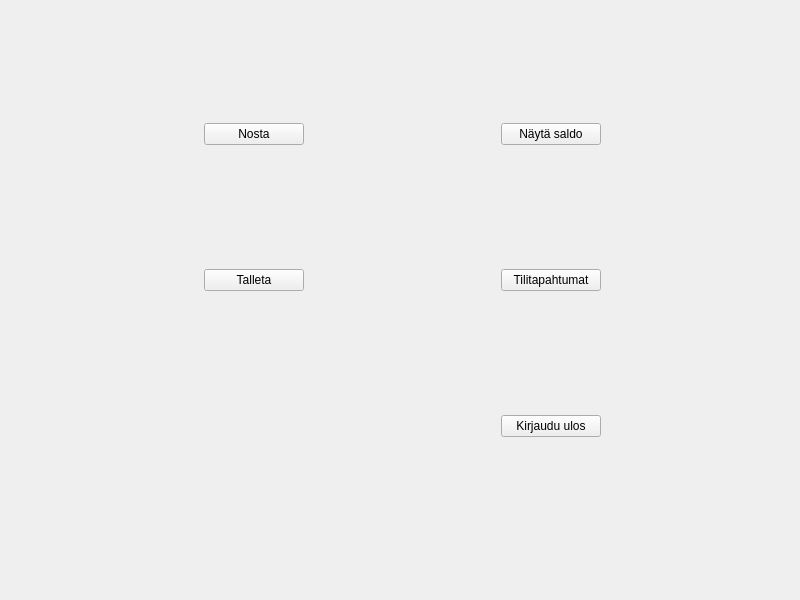
Before: the Qt Designer form frontend/menuwindow.ui in 22kmo-project/group_10, drawn with Qt 5.
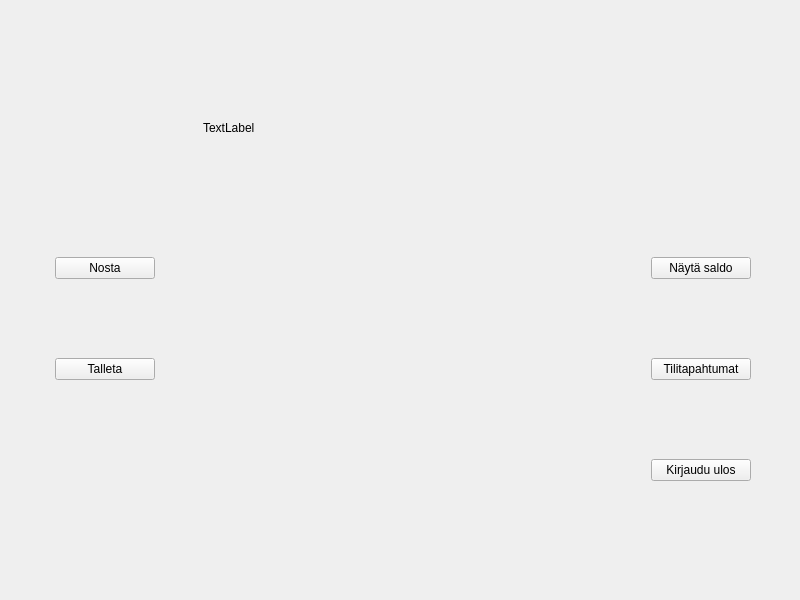
After: the same form once the commit is applied.

Diff of the .ui file:
```diff
--- a/frontend/menuwindow.ui
+++ b/frontend/menuwindow.ui
@@ -10,6 +10,12 @@
     <height>600</height>
    </rect>
   </property>
+  <property name="maximumSize">
+   <size>
+    <width>800</width>
+    <height>600</height>
+   </size>
+  </property>
   <property name="windowTitle">
    <string>Form</string>
   </property>
@@ -36,33 +42,7 @@
       </rect>
      </property>
      <layout class="QGridLayout" name="gridLayout">
-      <item row="1" column="1">
-       <widget class="QPushButton" name="transactionButton">
-        <property name="maximumSize">
-         <size>
-          <width>100</width>
-          <height>16777215</height>
-         </size>
-        </property>
-        <property name="text">
-         <string>Tilitapahtumat</string>
-        </property>
-       </widget>
-      </item>
-      <item row="1" column="0">
-       <widget class="QPushButton" name="depositButton">
-        <property name="maximumSize">
-         <size>
-          <width>100</width>
-          <height>16777215</height>
-         </size>
-        </property>
-        <property name="text">
-         <string>Talleta</string>
-        </property>
-       </widget>
-      </item>
-      <item row="0" column="1">
+      <item row="1" column="3">
        <widget class="QPushButton" name="balanceButton">
         <property name="enabled">
          <bool>true</bool>
@@ -78,7 +58,20 @@
         </property>
        </widget>
       </item>
-      <item row="0" column="0">
+      <item row="2" column="0">
+       <widget class="QPushButton" name="depositButton">
+        <property name="maximumSize">
+         <size>
+          <width>100</width>
+          <height>16777215</height>
+         </size>
+        </property>
+        <property name="text">
+         <string>Talleta</string>
+        </property>
+       </widget>
+      </item>
+      <item row="1" column="0">
        <widget class="QPushButton" name="withdrawButton">
         <property name="maximumSize">
          <size>
@@ -91,7 +84,20 @@
         </property>
        </widget>
       </item>
-      <item row="2" column="1">
+      <item row="2" column="3">
+       <widget class="QPushButton" name="transactionButton">
+        <property name="maximumSize">
+         <size>
+          <width>100</width>
+          <height>16777215</height>
+         </size>
+        </property>
+        <property name="text">
+         <string>Tilitapahtumat</string>
+        </property>
+       </widget>
+      </item>
+      <item row="3" column="3">
        <widget class="QPushButton" name="logoutButton">
         <property name="maximumSize">
          <size>
@@ -104,6 +110,19 @@
         </property>
        </widget>
       </item>
+      <item row="0" column="1">
+       <widget class="QLabel" name="labelWelcome">
+        <property name="maximumSize">
+         <size>
+          <width>400</width>
+          <height>100</height>
+         </size>
+        </property>
+        <property name="text">
+         <string>TextLabel</string>
+        </property>
+       </widget>
+      </item>
      </layout>
     </widget>
    </widget>
```
